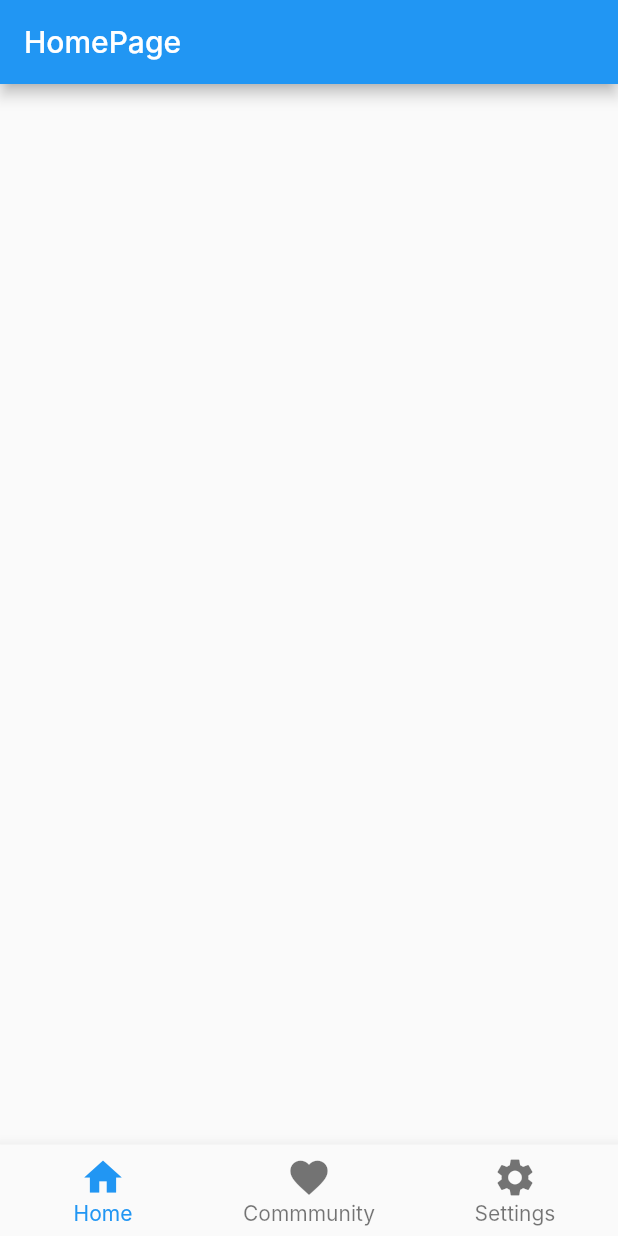
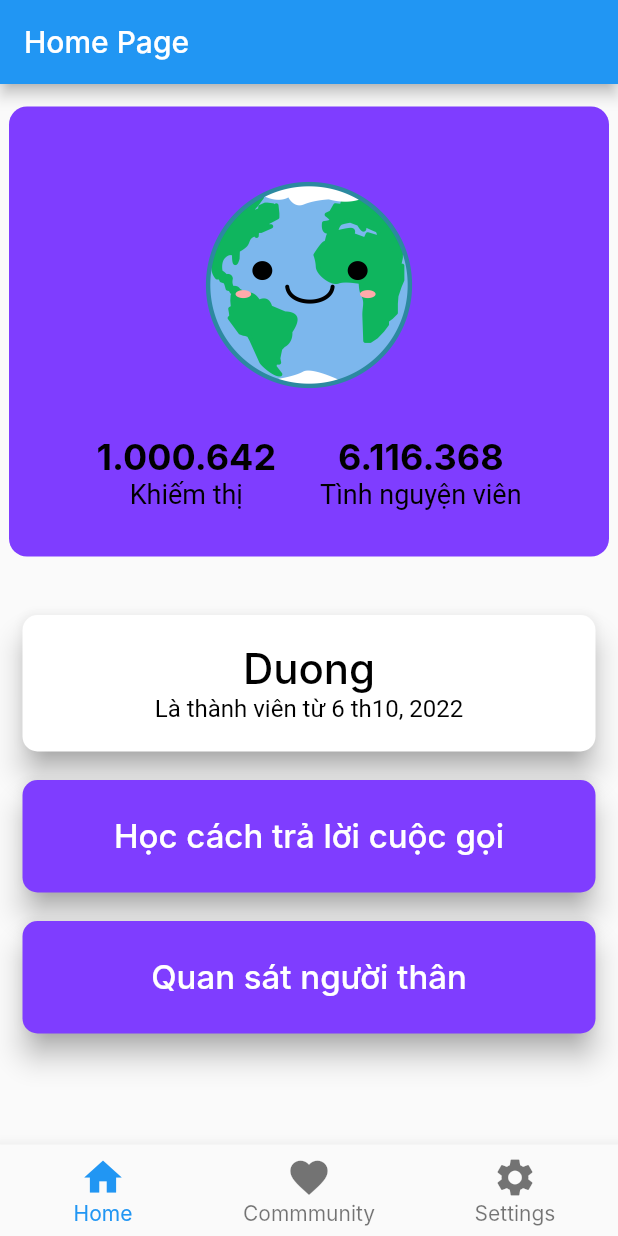
Before and after one commit to LnG-a/Your-Eyes, a Flutter app: the screen it shows after launch, on a phone screen of 412 x 824 dp. Run offline on Flutter 3.47's test engine with Material 2 defaults, Android fonts, the phone set to English and light mode, and no system bars; Roboto replaces fonts that are missing (Inter).

Commit message:
add volunteer's homepage

```diff
--- /dev/null
+++ b/lib/HomePage/home_volunteer.dart
@@ -0,0 +1,182 @@
+import 'package:flutter/material.dart';
+
+class HomePageVolunteer extends StatefulWidget {
+  const HomePageVolunteer({Key? key}) : super(key: key);
+
+  @override
+  State<HomePageVolunteer> createState() => _HomePageVolunteerState();
+}
+
+class _HomePageVolunteerState extends State<HomePageVolunteer> {
+  @override
+  Widget build(BuildContext context) {
+    return Scaffold(
+      appBar: AppBar(
+        title: const Text("Home Page"),
+      ),
+      body: Center(
+        child: Column(
+          children: [
+            Container(
+              height: 15,
+            ),
+            Container(
+              decoration: BoxDecoration(
+                borderRadius: BorderRadius.circular(12),
+                color: const Color(0xff7F3DFF),
+              ),
+              height: 300,
+              width: 400,
+              padding: const EdgeInsets.fromLTRB(29, 19, 29, 0),
+              child: ListView(
+                children: [
+                  Image.asset(
+                    'assets/images/earth.png',
+                    height: 200,
+                    width: 200,
+                  ),
+                  Row(
+                    mainAxisAlignment: MainAxisAlignment.spaceEvenly,
+                    children: [
+                      RichText(
+                        textAlign: TextAlign.center,
+                        text: const TextSpan(
+                          text: "1.000.642\n",
+                          style: TextStyle(
+                            fontWeight: FontWeight.bold,
+                            fontSize: 24,
+                            fontFamily: "Inter",
+                            color: Colors.black,
+                          ),
+                          children: [
+                            TextSpan(
+                              text: "Khiếm thị",
+                              style: TextStyle(
+                                fontWeight: FontWeight.normal,
+                                fontSize: 18,
+                              ),
+                            ),
+                          ],
+                        ),
+                      ),
+                      RichText(
+                        textAlign: TextAlign.center,
+                        text: const TextSpan(
+                          text: "6.116.368\n",
+                          style: TextStyle(
+                            fontWeight: FontWeight.bold,
+                            fontSize: 24,
+                            fontFamily: "Inter",
+                            color: Colors.black,
+                          ),
+                          children: [
+                            TextSpan(
+                                text: "Tình nguyện viên",
+                                style: TextStyle(
+                                  fontWeight: FontWeight.normal,
+                                  fontSize: 18,
+                                )
+                            )
+                          ],
+                        ),
+                      ),
+                    ],
+                  ),
+                ],
+              ),
+            ),
+
+            Container(
+              height: 130,
+              width: 604,
+              padding: const EdgeInsets.fromLTRB(15, 39, 15, 0),
+              child: TextButton(
+                onPressed: () {},
+                style: ButtonStyle(
+                  backgroundColor: MaterialStateProperty.all(Colors.white),
+                  shape: MaterialStateProperty.all(RoundedRectangleBorder(
+                    borderRadius: BorderRadius.circular(10),
+                  ),
+                  ),
+                  elevation: MaterialStateProperty.all(8),
+                  shadowColor: MaterialStateProperty.all(Colors.grey),
+                ),
+                child: RichText(
+                  textAlign: TextAlign.center,
+                  text: const TextSpan(
+                    text: "Duong\n",
+                    style: TextStyle(
+                      fontWeight: FontWeight.w500,
+                      fontSize: 28,
+                      fontFamily: "Inter",
+                      color: Colors.black,
+                    ),
+                    children: [
+                      TextSpan(
+                        text: "Là thành viên từ 6 th10, 2022",
+                        style: TextStyle(
+                          fontWeight: FontWeight.normal,
+                          fontSize: 16,
+                        )
+                      ),
+                    ],
+                  ),
+                ),
+              ),
+            ),
+            Container(
+              height: 94,
+              width: 604,
+              padding: const EdgeInsets.fromLTRB(15, 19, 15, 0),
+              child: TextButton(
+                onPressed: () {},
+                style: ButtonStyle(
+                  backgroundColor: MaterialStateProperty.all(const Color(0xff7F3DFF)),
+                  shape: MaterialStateProperty.all(RoundedRectangleBorder(
+                    borderRadius: BorderRadius.circular(10),
+                  ),
+                  ),
+                  elevation: MaterialStateProperty.all(8),
+                  shadowColor: MaterialStateProperty.all(Colors.grey),
+                ),
+                child: const Text(
+                  'Học cách trả lời cuộc gọi',
+                  style: TextStyle(
+                    fontFamily: 'Inter',
+                    fontSize: 22,
+                    color: Colors.white,
+                  ),
+                )
+              ),
+            ),
+            Container(
+              height: 94,
+              width: 604,
+              padding: const EdgeInsets.fromLTRB(15, 19, 15, 0),
+              child: TextButton(
+                  onPressed: () {},
+                  style: ButtonStyle(
+                    backgroundColor: MaterialStateProperty.all(const Color(0xff7F3DFF)),
+                    shape: MaterialStateProperty.all(RoundedRectangleBorder(
+                      borderRadius: BorderRadius.circular(10),
+                    ),
+                    ),
+                    elevation: MaterialStateProperty.all(8),
+                    shadowColor: MaterialStateProperty.all(Colors.grey),
+                  ),
+                  child: Text(
+                    'Quan sát người thân',
+                    style: TextStyle(
+                      fontFamily: 'Inter',
+                      fontSize: 22,
+                      color: Colors.white,
+                    ),
+                  )
+              ),
+            ),
+          ],
+        ),
+      ),
+    );
+  }
+}
--- a/lib/main_page.dart
+++ b/lib/main_page.dart
@@ -1,4 +1,5 @@
 import 'package:flutter/material.dart';
+import 'package:your_eyes/HomePage/home_volunteer.dart';
 import 'package:your_eyes/community_page.dart';
 import 'package:your_eyes/home_page.dart';
 import 'package:your_eyes/settings_page.dart';
@@ -39,7 +40,7 @@ class _MainPageState extends State<MainPage> {
           })
         },
         children: const [
-          HomePage(),
+          HomePageVolunteer(),
           CommunityPage(),
           SettingsPage(),
         ],
```
Also changed, not shown: pubspec.yaml (+3 -4 lines), assets/images/earth.png (added), pubspec.lock.
